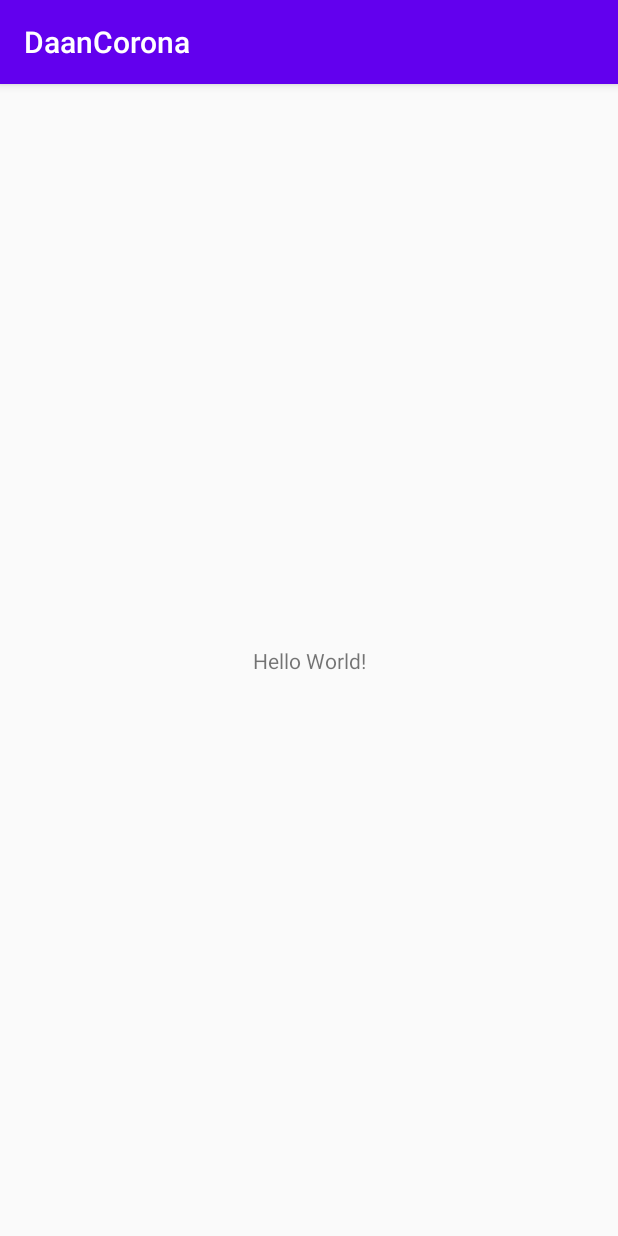
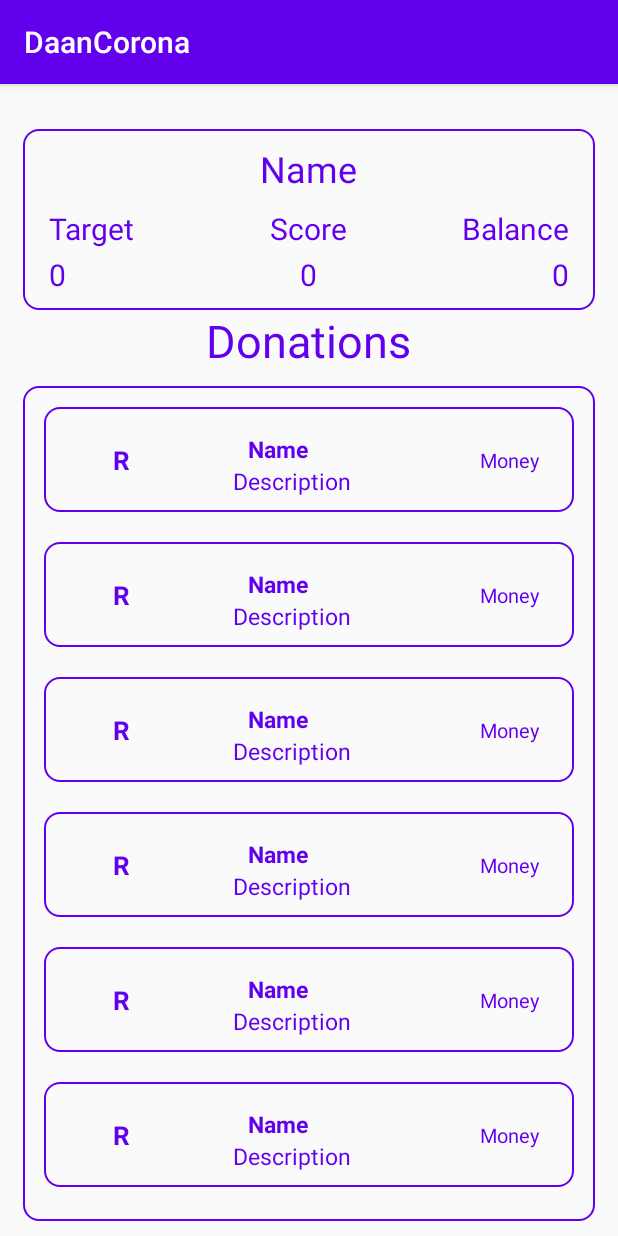
Before and after one commit to garrysawyers3007/DaanCorona, an Android app: the MainActivity screen opened directly, with no data from a screen before it, on a phone screen of 412 x 824 dp. Run offline under Robolectric (Android 15) with nearby library versions, the phone set to English and light mode, and no system bars.

Commit message:
Profile Page Done

```diff
--- a/app/build.gradle
+++ b/app/build.gradle
@@ -30,6 +30,9 @@ dependencies {
     implementation 'androidx.appcompat:appcompat:1.1.0'
     implementation 'androidx.constraintlayout:constraintlayout:1.1.3'
     implementation 'com.google.firebase:firebase-auth:19.3.0'
+    implementation 'com.google.android.material:material:1.1.0'
+    implementation 'androidx.legacy:legacy-support-v4:1.0.0'
+    implementation "androidx.recyclerview:recyclerview:1.1.0"
     testImplementation 'junit:junit:4.13'
     implementation 'com.google.firebase:firebase-analytics:17.2.3'
     androidTestImplementation 'androidx.test.ext:junit:1.1.1'
--- /dev/null
+++ b/app/src/main/java/com/lendeasy/daancorona/ItemAdapter.java
@@ -0,0 +1,42 @@
+package com.lendeasy.daancorona;
+
+import android.view.LayoutInflater;
+import android.view.View;
+import android.view.ViewGroup;
+
+import androidx.annotation.NonNull;
+import androidx.recyclerview.widget.RecyclerView;
+
+import java.util.ArrayList;
+
+public class ItemAdapter extends RecyclerView.Adapter<ItemAdapter.ViewHolder> {
+
+    private View view;
+    public ItemAdapter(){
+
+    }
+
+
+    @NonNull
+    @Override
+    public ViewHolder onCreateViewHolder(@NonNull ViewGroup parent, int viewType) {
+        view= LayoutInflater.from(parent.getContext()).inflate(R.layout.list_item,parent,false);
+        return new ViewHolder(view);
+    }
+
+    @Override
+    public void onBindViewHolder(@NonNull ItemAdapter.ViewHolder holder, int position) {
+
+    }
+
+    @Override
+    public int getItemCount() {
+        return 10;
+    }
+
+    public class ViewHolder extends RecyclerView.ViewHolder {
+        public ViewHolder(@NonNull View itemView) {
+            super(itemView);
+        }
+    }
+}
--- a/app/src/main/java/com/lendeasy/daancorona/MainActivity.java
+++ b/app/src/main/java/com/lendeasy/daancorona/MainActivity.java
@@ -1,14 +1,26 @@
 package com.lendeasy.daancorona;
 
 import androidx.appcompat.app.AppCompatActivity;
+import androidx.recyclerview.widget.LinearLayoutManager;
+import androidx.recyclerview.widget.RecyclerView;
 
 import android.os.Bundle;
 
 public class MainActivity extends AppCompatActivity {
 
+    RecyclerView recyclerView;
+    ItemAdapter itemAdapter;
+
     @Override
     protected void onCreate(Bundle savedInstanceState) {
         super.onCreate(savedInstanceState);
         setContentView(R.layout.activity_main);
+
+        recyclerView=findViewById(R.id.recyclerview);
+        recyclerView.setLayoutManager(new LinearLayoutManager(this));
+        itemAdapter=new ItemAdapter();
+
+        recyclerView.setAdapter(itemAdapter);
+
     }
 }
--- /dev/null
+++ b/app/src/main/res/drawable/bg.xml
@@ -0,0 +1,7 @@
+<?xml version="1.0" encoding="utf-8"?>
+<shape xmlns:android="http://schemas.android.com/apk/res/android" android:shape="rectangle">
+    <solid android:color="@android:color/transparent"/>
+    <corners android:radius="10dp"/>
+    <stroke android:color="@color/colorPrimary" android:width="1dp"/>
+
+</shape>
--- a/app/src/main/res/layout/activity_main.xml
+++ b/app/src/main/res/layout/activity_main.xml
@@ -1,18 +1,118 @@
 <?xml version="1.0" encoding="utf-8"?>
-<androidx.constraintlayout.widget.ConstraintLayout xmlns:android="http://schemas.android.com/apk/res/android"
+<RelativeLayout xmlns:android="http://schemas.android.com/apk/res/android"
     xmlns:app="http://schemas.android.com/apk/res-auto"
     xmlns:tools="http://schemas.android.com/tools"
     android:layout_width="match_parent"
     android:layout_height="match_parent"
     tools:context=".MainActivity">
 
+    <RelativeLayout
+        android:layout_width="match_parent"
+        android:layout_height="wrap_content"
+        android:layout_marginRight="15dp"
+        android:layout_marginLeft="15dp"
+        android:layout_marginTop="30dp"
+        android:paddingTop="10dp"
+        android:paddingBottom="10dp"
+        android:id="@+id/holder"
+        android:elevation="5dp"
+        android:background="@drawable/bg">
+        <TextView
+            android:id="@+id/name"
+            android:layout_width="wrap_content"
+            android:layout_height="wrap_content"
+            android:text="Name"
+            android:textColor="@color/colorPrimary"
+            android:textSize="24sp"
+            android:layout_centerHorizontal="true"/>
+        <TextView
+            android:id="@+id/tgttext"
+            android:layout_width="wrap_content"
+            android:layout_height="wrap_content"
+            android:text="Target"
+            android:layout_below="@+id/name"
+            android:textColor="@color/colorPrimary"
+            android:textSize="20sp"
+            android:layout_alignParentLeft="true"
+            android:layout_marginLeft="17dp"
+            android:layout_marginTop="10dp"/>
+        <TextView
+            android:id="@+id/blctext"
+            android:layout_width="wrap_content"
+            android:layout_height="wrap_content"
+            android:text="Balance"
+            android:layout_below="@+id/name"
+            android:textColor="@color/colorPrimary"
+            android:textSize="20sp"
+            android:layout_alignParentRight="true"
+            android:layout_marginRight="17dp"
+            android:layout_marginTop="10dp"/>
+        <TextView
+            android:id="@+id/target"
+            android:layout_width="wrap_content"
+            android:layout_height="wrap_content"
+            android:text="0"
+            android:layout_below="@+id/tgttext"
+            android:textColor="@color/colorPrimary"
+            android:textSize="20sp"
+            android:layout_alignParentLeft="true"
+            android:layout_marginLeft="17dp"
+            android:layout_marginTop="3dp"/>
+        <TextView
+            android:id="@+id/balance"
+            android:layout_width="wrap_content"
+            android:layout_height="wrap_content"
+            android:text="0"
+            android:layout_below="@+id/blctext"
+            android:textColor="@color/colorPrimary"
+            android:textSize="20sp"
+            android:layout_alignParentRight="true"
+            android:layout_marginRight="17dp"
+            android:layout_marginTop="3dp"/>
+        <TextView
+            android:id="@+id/timetxt"
+            android:layout_width="wrap_content"
+            android:layout_height="wrap_content"
+            android:text="Score"
+            android:layout_below="@+id/name"
+            android:textColor="@color/colorPrimary"
+            android:textSize="20sp"
+            android:layout_centerHorizontal="true"
+            android:layout_marginRight="17dp"
+            android:layout_marginTop="10dp"/>
+        <TextView
+            android:id="@+id/time"
+            android:layout_width="wrap_content"
+            android:layout_height="wrap_content"
+            android:text="0"
+            android:layout_below="@+id/timetxt"
+            android:textColor="@color/colorPrimary"
+            android:textSize="20sp"
+            android:layout_centerHorizontal="true"
+            android:layout_marginRight="40dp"
+            android:layout_marginTop="3dp"/>
+    </RelativeLayout>
+
     <TextView
+        android:id="@+id/text"
         android:layout_width="wrap_content"
         android:layout_height="wrap_content"
-        android:text="Hello World!"
-        app:layout_constraintBottom_toBottomOf="parent"
-        app:layout_constraintLeft_toLeftOf="parent"
-        app:layout_constraintRight_toRightOf="parent"
-        app:layout_constraintTop_toTopOf="parent" />
+        android:text="Donations"
+        android:textColor="@color/colorPrimary"
+        android:textSize="30sp"
+        android:layout_centerHorizontal="true"
+        android:layout_below="@+id/holder"/>
+    <androidx.recyclerview.widget.RecyclerView
+        android:layout_width="match_parent"
+        android:layout_height="match_parent"
+        android:layout_below="@+id/text"
+        android:id="@+id/recyclerview"
+        android:background="@drawable/bg"
+        android:elevation="5dp"
+        android:padding="4dp"
+        android:layout_marginTop="10dp"
+        android:layout_marginBottom="10dp"
+        android:layout_marginLeft="15dp"
+        android:layout_marginRight="15dp"/>
 
-</androidx.constraintlayout.widget.ConstraintLayout>
+</RelativeLayout>
--- /dev/null
+++ b/app/src/main/res/layout/list_item.xml
@@ -0,0 +1,97 @@
+<?xml version="1.0" encoding="utf-8"?>
+<RelativeLayout xmlns:android="http://schemas.android.com/apk/res/android"
+    android:layout_width="match_parent"
+    android:layout_height="wrap_content"
+    xmlns:app="http://schemas.android.com/apk/res-auto">
+
+
+    <androidx.constraintlayout.widget.ConstraintLayout
+        android:layout_width="match_parent"
+        android:layout_height="wrap_content"
+        android:background="@drawable/bg"
+        android:padding="10dp"
+        android:layout_margin="10dp">
+        <androidx.constraintlayout.widget.Guideline
+            android:id="@+id/guideline"
+            android:layout_width="wrap_content"
+            android:layout_height="wrap_content"
+            android:orientation="vertical"
+            app:layout_constraintGuide_percent="0.25"/>
+
+        <androidx.constraintlayout.widget.Guideline
+            android:id="@+id/guideline2"
+            android:layout_width="wrap_content"
+            android:layout_height="wrap_content"
+            android:orientation="vertical"
+            app:layout_constraintGuide_percent="0.80"/>
+
+
+        <TextView
+            android:id="@+id/player_rank"
+            android:layout_width="wrap_content"
+            android:layout_height="wrap_content"
+            android:text="R"
+            android:textColor="@color/colorPrimary"
+            android:textSize="17sp"
+            android:textStyle="bold"
+            app:layout_constraintBottom_toBottomOf="parent"
+            app:layout_constraintEnd_toStartOf="@+id/guideline"
+            app:layout_constraintStart_toStartOf="parent"
+            app:layout_constraintTop_toTopOf="parent" />
+
+
+
+        <TextView
+            android:id="@+id/player_name"
+            android:layout_width="wrap_content"
+            android:layout_height="wrap_content"
+            android:layout_gravity="center_vertical"
+            android:gravity="center_vertical"
+            android:scrollHorizontally="true"
+            android:marqueeRepeatLimit="marquee_forever"
+            android:text="Name"
+            android:textColor="@color/colorPrimary"
+            android:textSize="15sp"
+            android:textStyle="bold"
+            app:layout_constraintBottom_toBottomOf="parent"
+            app:layout_constraintEnd_toStartOf="@+id/guideline2"
+            app:layout_constraintHorizontal_bias="0.297"
+            app:layout_constraintStart_toStartOf="@+id/guideline"
+            app:layout_constraintTop_toTopOf="parent"
+            app:layout_constraintVertical_bias="0.262" />
+
+        <TextView
+            android:id="@+id/player_char_name"
+            android:layout_width="wrap_content"
+            android:layout_height="wrap_content"
+            android:layout_gravity="center_vertical"
+            android:maxLines="3"
+            android:text="Description"
+            android:textColor="@color/colorPrimary"
+            android:textSize="15sp"
+            android:textStyle="normal"
+            app:layout_constraintBottom_toBottomOf="parent"
+            app:layout_constraintEnd_toStartOf="@+id/guideline2"
+            app:layout_constraintHorizontal_bias="0.315"
+            app:layout_constraintStart_toStartOf="@+id/guideline"
+            app:layout_constraintTop_toBottomOf="@+id/player_name"
+            app:layout_constraintVertical_bias="0.407" />
+
+        <TextView
+            android:id="@+id/player_score"
+            android:layout_width="0dp"
+            android:layout_height="wrap_content"
+            android:layout_gravity="center_vertical"
+            android:gravity="center"
+            android:text="Money"
+            android:textColor="@color/colorPrimary"
+            android:textSize="13sp"
+            app:layout_constraintBottom_toBottomOf="parent"
+            app:layout_constraintEnd_toEndOf="parent"
+            app:layout_constraintHorizontal_bias="1.0"
+            app:layout_constraintStart_toStartOf="@+id/guideline2"
+            app:layout_constraintTop_toTopOf="parent"
+            app:layout_constraintVertical_bias="0.508" />
+
+    </androidx.constraintlayout.widget.ConstraintLayout>
+</RelativeLayout>
```
